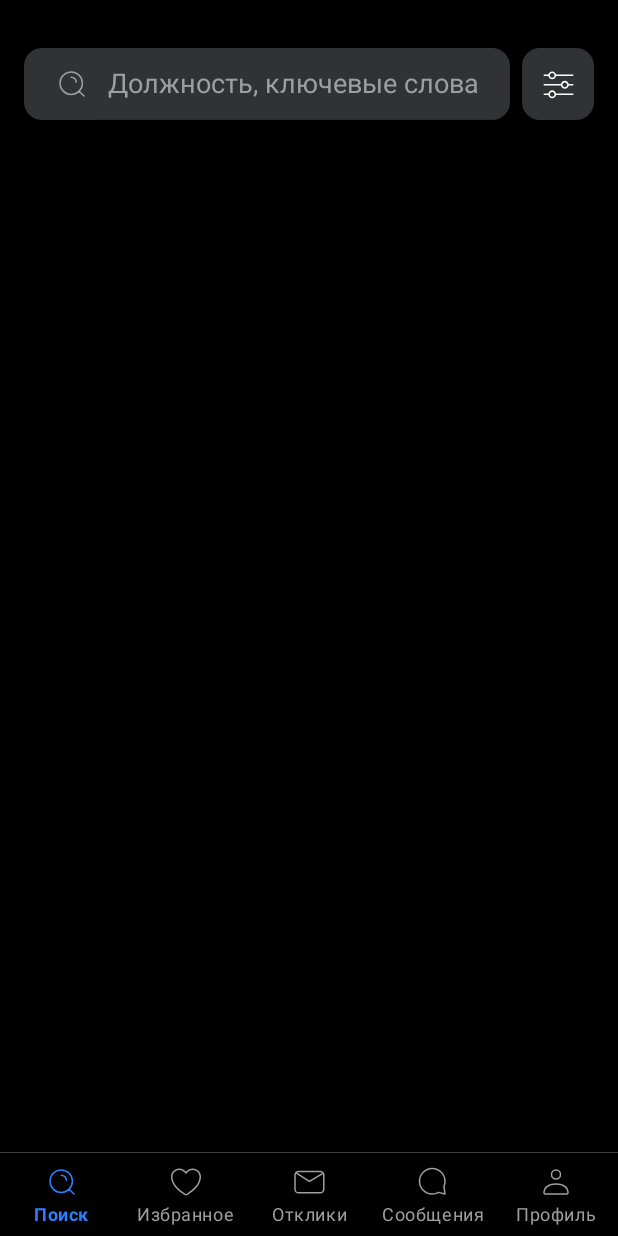
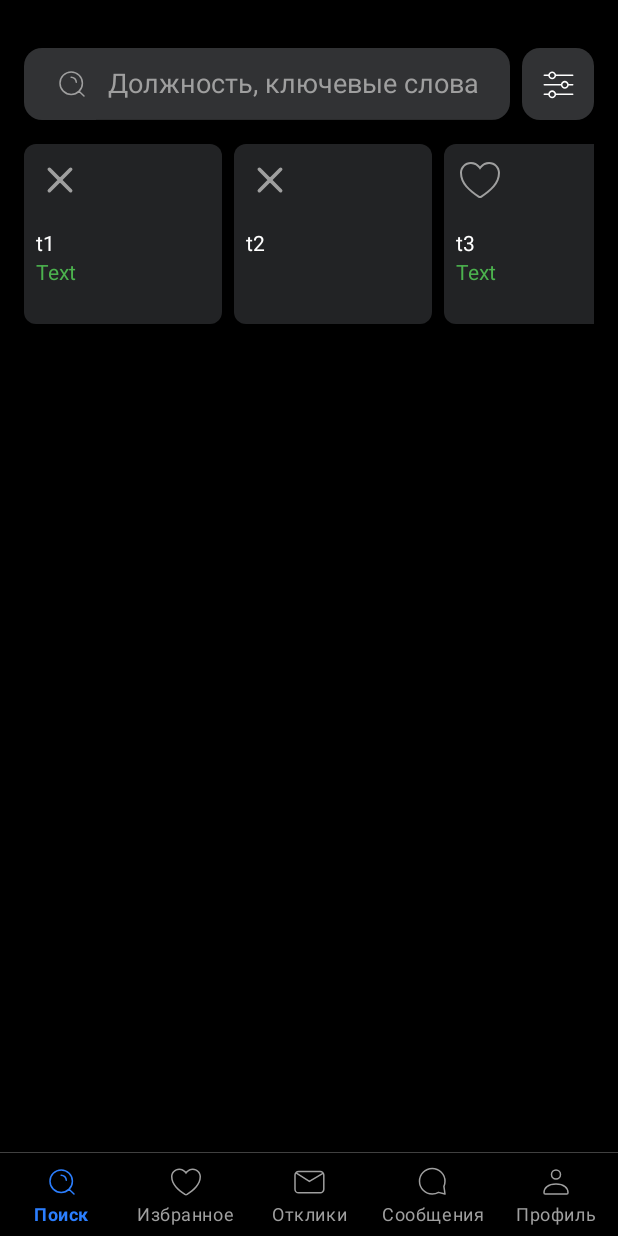
Before and after one commit to mamin-sibiryak-GDA/TestTaskAndroid, an Android app: the screen it shows after launch (MainActivity), on a phone screen of 412 x 824 dp. Run offline under Robolectric (Android 15) with nearby library versions, the phone set to English and light mode, and no system bars; our stand-ins replace navigation-ui.

Commit message:
Написан первый ресайкл вью бзе сети

```diff
--- a/app/src/main/java/com/example/testtaskandroid/ui/search/SearchFragment.kt
+++ b/app/src/main/java/com/example/testtaskandroid/ui/search/SearchFragment.kt
@@ -6,6 +6,9 @@ import androidx.fragment.app.Fragment
 import android.view.LayoutInflater
 import android.view.View
 import android.view.ViewGroup
+import androidx.lifecycle.Observer
+import androidx.recyclerview.widget.LinearLayoutManager
+import androidx.recyclerview.widget.RecyclerView
 import com.example.testtaskandroid.databinding.FragmentSearchBinding
 
 class SearchFragment : Fragment() {
@@ -17,7 +20,9 @@ class SearchFragment : Fragment() {
     private var _binding: FragmentSearchBinding? = null
     private val binding get() = _binding!!
 
-    private val viewModel: SearchViewModel by viewModels()
+    private lateinit var linearLayoutManager : LinearLayoutManager
+
+    private val searchViewModel: SearchViewModel by viewModels()
 
     private val offersRecyclerAdapter by lazy {
         OffersRecyclerAdapter()
@@ -25,7 +30,17 @@ class SearchFragment : Fragment() {
 
     override fun onViewCreated(view: View, savedInstanceState: Bundle?) {
         super.onViewCreated(view, savedInstanceState)
+        linearLayoutManager = LinearLayoutManager(context, RecyclerView.HORIZONTAL, false)
+        binding.recyclerViewOffer.apply {
+            layoutManager = linearLayoutManager
+            adapter = offersRecyclerAdapter
+        }
 
+        searchViewModel.getOffers()
+
+        searchViewModel.offers.observe(viewLifecycleOwner, Observer {
+            offersRecyclerAdapter.submitList(it)
+        })
     }
 
     override fun onCreate(savedInstanceState: Bundle?) {
--- a/app/src/main/java/com/example/testtaskandroid/ui/search/SearchViewModel.kt
+++ b/app/src/main/java/com/example/testtaskandroid/ui/search/SearchViewModel.kt
@@ -8,7 +8,7 @@ import com.example.testtaskandroid.data.Offer
 
 class SearchViewModel : ViewModel() {
     private val _offers = MutableLiveData<List<Offer>>()
-    val users: LiveData<List<Offer>> = _offers
+    val offers: LiveData<List<Offer>> = _offers
 
     fun getOffers(){
         val list = mutableListOf<Offer>()
@@ -22,7 +22,7 @@ class SearchViewModel : ViewModel() {
         )
         list.add(
             Offer(
-                Button("Text"),
+                null,
                 "2",
                 "l2",
                 "t2"
--- a/app/src/main/res/drawable/offer_style.xml
+++ b/app/src/main/res/drawable/offer_style.xml
@@ -1,5 +1,12 @@
 <?xml version="1.0" encoding="utf-8"?>
-<shape xmlns:android="http://schemas.android.com/apk/res/android">
+<layer-list xmlns:android="http://schemas.android.com/apk/res/android">
+    <item>
+        <shape>
+            <solid android:color="@color/black"/>
+        </shape>
+    </item>
+    <item>
+        <shape>
             <solid android:color="@color/grey1"/>
             <corners android:radius="8dp"/>
             <padding android:left="0dp"
@@ -7,3 +14,5 @@
                 android:right="0dp"
                 android:top="0dp"/>
         </shape>
+    </item>
+</layer-list>
--- a/app/src/main/res/layout/fragment_search.xml
+++ b/app/src/main/res/layout/fragment_search.xml
@@ -36,12 +36,13 @@
         app:layout_constraintTop_toTopOf="parent" />
 
     <androidx.recyclerview.widget.RecyclerView
-        android:id="@+id/recyclerview_offer"
+        android:id="@+id/recyclerViewOffer"
         android:layout_width="match_parent"
         android:layout_height="120dp"
         android:layout_marginTop="16dp"
         android:layout_marginStart="16dp"
         android:layout_marginEnd="16dp"
+        android:background="@null"
         app:layout_constraintEnd_toEndOf="parent"
         app:layout_constraintStart_toStartOf="parent"
         app:layout_constraintTop_toBottomOf="@+id/searchView"
--- a/app/src/main/res/layout/item_offer.xml
+++ b/app/src/main/res/layout/item_offer.xml
@@ -1,46 +1,48 @@
 <?xml version="1.0" encoding="utf-8"?>
-<androidx.cardview.widget.CardView xmlns:android="http://schemas.android.com/apk/res/android"
+<LinearLayout xmlns:android="http://schemas.android.com/apk/res/android"
+    xmlns:tools="http://schemas.android.com/tools"
     android:layout_width="132dp"
-    android:layout_height="120dp">
+    android:layout_height="120dp"
+    android:layout_marginEnd="8dp"
+    android:orientation="horizontal"
+    tools:ignore="TextSizeCheck">
 
     <LinearLayout
         android:layout_width="match_parent"
         android:layout_height="match_parent"
+        android:background="@drawable/offer_style"
         android:orientation="vertical"
-    android:background="@drawable/offer_style">
+        tools:ignore="UselessParent">
 
         <ImageView
             android:id="@+id/icon_offer"
             android:layout_width="32dp"
             android:layout_height="32dp"
+            android:layout_marginStart="8dp"
             android:layout_marginTop="8dp"
-        android:layout_marginStart="8dp"
             android:layout_marginBottom="16dp"
             android:contentDescription="@string/button_offer_placeholder"
-        android:src="@drawable/ic_clear_24dp">
-    </ImageView>
+            android:src="@drawable/ic_clear_24dp" />
 
         <TextView
             android:id="@+id/text_offer"
             android:layout_width="match_parent"
             android:layout_height="wrap_content"
-        android:text="@string/offer_placeholder"
             android:layout_marginStart="8dp"
             android:layout_marginEnd="8dp"
-        android:textColor="@color/white">
-    </TextView>
+            android:text="@string/offer_placeholder"
+            android:textColor="@color/white" />
 
         <TextView
             android:id="@+id/text_button_offer"
             android:layout_width="match_parent"
             android:layout_height="wrap_content"
-        android:text="@string/button_offer_placeholder"
             android:layout_marginStart="8dp"
             android:layout_marginEnd="8dp"
-        android:textColor="@color/white">
-    </TextView>
+            android:text="@string/button_offer_placeholder"
+            android:textColor="@color/green" />
 
     </LinearLayout>
 
 
-</androidx.cardview.widget.CardView>
+</LinearLayout>
```
Lines whose indentation alone changed are shown as unchanged.
